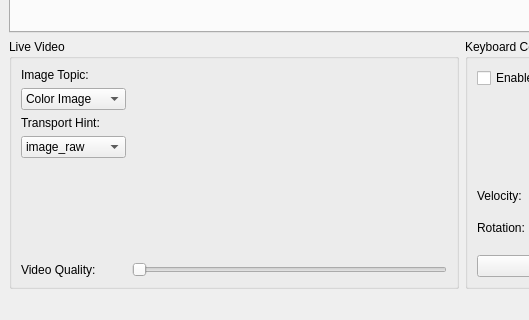
Before: the Qt Designer form fallrisk_gui/fallrisk_rviz_gui/src/fallrisk_gui.ui in rxdu/fall_risk_project_ros, drawn with Qt 5; both pictures show x 0 to 529 and y 548 to 868 of the 1099 by 868 pixel window.
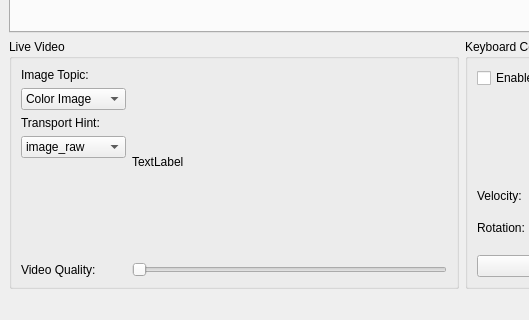
After: the same form once the commit is applied.

Patch:
```diff
--- a/fallrisk_gui/fallrisk_rviz_gui/src/fallrisk_gui.ui
+++ b/fallrisk_gui/fallrisk_rviz_gui/src/fallrisk_gui.ui
@@ -130,7 +130,15 @@
         </widget>
        </item>
        <item row="0" column="1" rowspan="2" colspan="3">
-        <layout class="QGridLayout" name="livevideo_layout"/>
+        <layout class="QGridLayout" name="livevideo_layout">
+         <item row="0" column="0">
+          <widget class="QLabel" name="label_6">
+           <property name="text">
+            <string>TextLabel</string>
+           </property>
+          </widget>
+         </item>
+        </layout>
        </item>
       </layout>
      </widget>
```
Left out of the diff: 2 changed lines with no effect on the pictures.
